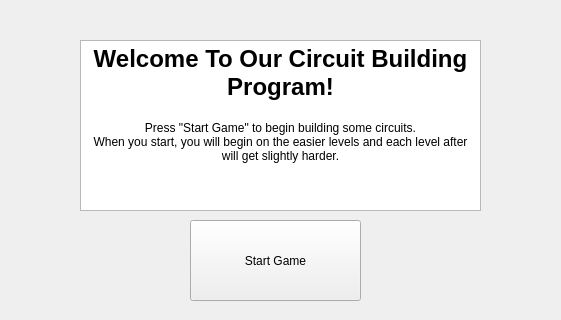
This is CircuitBuilder/mainwindow.ui in lilzooty/IzziLab as Qt 5 draws it before an edit; both pictures show x 137 to 698 and y 0 to 320 of the 800 by 600 pixel window. The edited form follows.
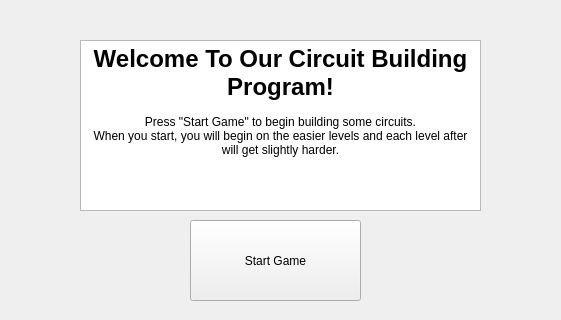
This is the edited form. Icons and pictures are not drawn.

Commit message: Added helpful description. As well as disabled things before level startup.

What changed in the file:
```diff
--- a/CircuitBuilder/mainwindow.ui
+++ b/CircuitBuilder/mainwindow.ui
@@ -43,8 +43,8 @@
 hr { height: 1px; border-width: 0; }
 li.unchecked::marker { content: &quot;\2610&quot;; }
 li.checked::marker { content: &quot;\2612&quot;; }
-&lt;/style&gt;&lt;/head&gt;&lt;body style=&quot; font-family:'.AppleSystemUIFont'; font-size:13pt; font-weight:400; font-style:normal;&quot;&gt;
-&lt;p align=&quot;center&quot; style=&quot; margin-top:0px; margin-bottom:0px; margin-left:0px; margin-right:0px; -qt-block-indent:0; text-indent:0px;&quot;&gt;&lt;span style=&quot; font-family:'Segoe UI'; font-size:18pt; font-weight:700;&quot;&gt;Welcome To Our Circuit Building Program!&lt;/span&gt;&lt;span style=&quot; font-family:'Segoe UI'; font-size:9pt;&quot;&gt;&lt;br /&gt;&lt;br /&gt;Press &amp;quot;Start Game&amp;quot; to begin building some circuits.&lt;br /&gt;When you start, you will begin on the easier levels and each level after will get slightly harder.&lt;/span&gt;&lt;/p&gt;&lt;/body&gt;&lt;/html&gt;</string>
+&lt;/style&gt;&lt;/head&gt;&lt;body style=&quot; font-family:'Segoe UI'; font-size:9pt; font-weight:400; font-style:normal;&quot;&gt;
+&lt;p align=&quot;center&quot; style=&quot; margin-top:0px; margin-bottom:0px; margin-left:0px; margin-right:0px; -qt-block-indent:0; text-indent:0px;&quot;&gt;&lt;span style=&quot; font-size:18pt; font-weight:700;&quot;&gt;Welcome To Our Circuit Building Program!&lt;/span&gt;&lt;br /&gt;&lt;br /&gt;Press &amp;quot;Start Game&amp;quot; to begin building some circuits.&lt;br /&gt;When you start, you will begin on the easier levels and each level after will get slightly harder.&lt;/p&gt;&lt;/body&gt;&lt;/html&gt;</string>
     </property>
    </widget>
    <widget class="QPushButton" name="EvaluateButton">
```
Left out of the diff: 18 changed lines with no effect on the pictures. The commit also changes 2 other files.
